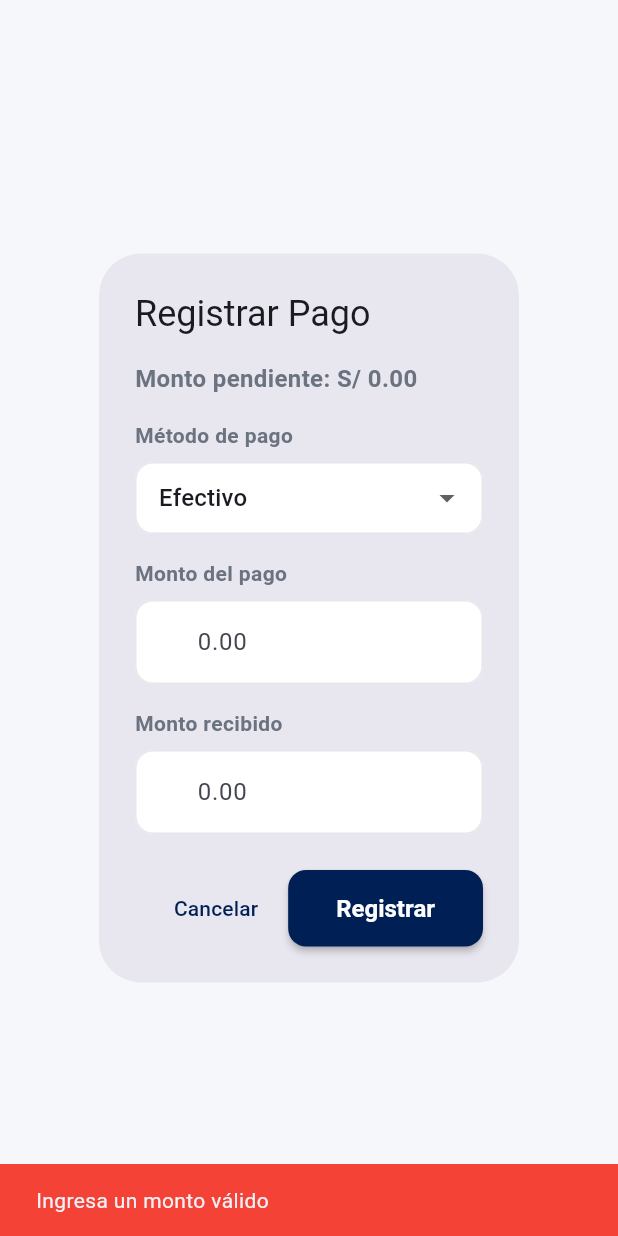
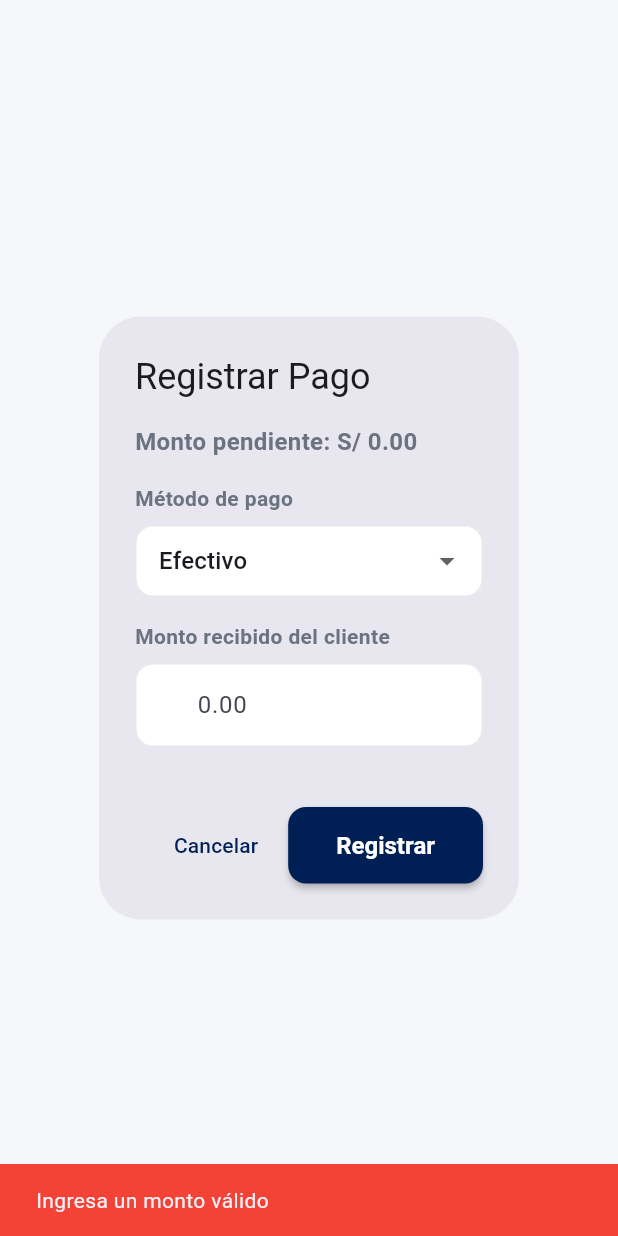
Before and after one commit to 51Jos/CampoRealMadriFC, a Flutter app: the _AddPaymentDialog widget shown alone on an empty page, opened directly with empty values, after a tap on "Registrar", on a phone screen of 412 x 824 dp. Run offline on Flutter 3.47's test engine with Material 3 defaults, Android fonts, the phone set to English and light mode, and no system bars; our stand-ins replace cloud_firestore, dartz, dio, equatable, firebase_auth, firebase_core and 7 more; accounts and stored records are empty.

Commit message:
Refactor: Simplificar registro de pago en efectivo a un solo campo
- Eliminar campo "Monto recibido" separado
- Un solo campo que cambia de label según método de pago
- Para efectivo: "Monto recibido del cliente"
- Para otros: "Monto del pago"
- Calcular vuelto automáticamente si monto > pendiente
- Mostrar mensaje "Vuelto a dar: S/ X.XX"
- Para efectivo: permitir monto mayor al pendiente (se da vuelto)
- Para otros métodos: no permitir monto mayor al pendiente
- Registrar solo el monto pendiente como pago
- Guardar monto recibido y vuelto para efectivo

🤖 Generated with [Claude Code](https://claude.com/claude-code)

Co-Authored-By: Claude <noreply@anthropic.com>

```diff
--- a/lib/features/admin/presentation/pages/admin_booking_detail_page.dart
+++ b/lib/features/admin/presentation/pages/admin_booking_detail_page.dart
@@ -620,13 +620,11 @@ class _AddPaymentDialog extends StatefulWidget {
 class _AddPaymentDialogState extends State<_AddPaymentDialog> {
   PaymentMethod _selectedMethod = PaymentMethod.efectivo;
   final _amountController = TextEditingController();
-  final _cashReceivedController = TextEditingController();
   String? _changeMessage;
 
   @override
   void dispose() {
     _amountController.dispose();
-    _cashReceivedController.dispose();
     super.dispose();
   }
 
@@ -634,12 +632,12 @@ class _AddPaymentDialogState extends State<_AddPaymentDialog> {
     if (_selectedMethod != PaymentMethod.efectivo) return;
 
     final amount = double.tryParse(_amountController.text) ?? 0;
-    final cashReceived = double.tryParse(_cashReceivedController.text) ?? 0;
+    final remaining = widget.booking.remainingBalance;
 
-    if (cashReceived > amount) {
-      final change = cashReceived - amount;
+    if (amount > remaining) {
+      final change = amount - remaining;
       setState(() {
-        _changeMessage = 'Vuelto: S/ ${change.toStringAsFixed(2)}';
+        _changeMessage = 'Vuelto a dar: S/ ${change.toStringAsFixed(2)}';
       });
     } else {
       setState(() {
@@ -661,7 +659,10 @@ class _AddPaymentDialogState extends State<_AddPaymentDialog> {
     }
 
     final remaining = widget.booking.remainingBalance;
-    if (amount > remaining) {
+
+    // Para efectivo, el monto puede ser mayor (se da vuelto)
+    // Para otros métodos, no puede ser mayor al pendiente
+    if (_selectedMethod != PaymentMethod.efectivo && amount > remaining) {
       ScaffoldMessenger.of(context).showSnackBar(
         SnackBar(
           content: Text('El monto no puede ser mayor al pendiente (S/ ${remaining.toStringAsFixed(2)})'),
@@ -673,25 +674,21 @@ class _AddPaymentDialogState extends State<_AddPaymentDialog> {
 
     double? cashReceived;
     double? change;
+    double paymentAmount = amount;
 
     if (_selectedMethod == PaymentMethod.efectivo) {
-      cashReceived = double.tryParse(_cashReceivedController.text);
-      if (cashReceived == null || cashReceived < amount) {
-        ScaffoldMessenger.of(context).showSnackBar(
-          const SnackBar(
-            content: Text('El monto recibido debe ser mayor o igual al monto del pago'),
-            backgroundColor: Colors.red,
-          ),
-        );
-        return;
+      // Si el monto es mayor al pendiente, se registra el pendiente y se calcula vuelto
+      if (amount > remaining) {
+        cashReceived = amount;
+        change = amount - remaining;
+        paymentAmount = remaining; // Solo se registra el monto pendiente como pago
       }
-      change = cashReceived - amount;
     }
 
     final payment = Payment(
       id: DateTime.now().millisecondsSinceEpoch.toString(),
       method: _selectedMethod,
-      amount: amount,
+      amount: paymentAmount,
       timestamp: DateTime.now(),
       cashReceived: cashReceived,
       change: change,
@@ -747,16 +744,18 @@ class _AddPaymentDialogState extends State<_AddPaymentDialog> {
                 setState(() {
                   _selectedMethod = value!;
                   _changeMessage = null;
-                  _cashReceivedController.clear();
+                  _amountController.clear();
                 });
               },
             ),
             const SizedBox(height: 16),
 
             // Monto del pago
-            const Text(
-              'Monto del pago',
-              style: TextStyle(fontWeight: FontWeight.w600),
+            Text(
+              _selectedMethod == PaymentMethod.efectivo
+                ? 'Monto recibido del cliente'
+                : 'Monto del pago',
+              style: const TextStyle(fontWeight: FontWeight.w600),
             ),
             const SizedBox(height: 8),
             TextField(
@@ -773,27 +772,9 @@ class _AddPaymentDialogState extends State<_AddPaymentDialog> {
                 }
               },
             ),
-            const SizedBox(height: 16),
 
-            // Campo adicional para efectivo
-            if (_selectedMethod == PaymentMethod.efectivo) ...[
-              const Text(
-                'Monto recibido',
-                style: TextStyle(fontWeight: FontWeight.w600),
-              ),
-              const SizedBox(height: 8),
-              TextField(
-                controller: _cashReceivedController,
-                keyboardType: const TextInputType.numberWithOptions(decimal: true),
-                decoration: const InputDecoration(
-                  border: OutlineInputBorder(),
-                  prefixText: 'S/ ',
-                  hintText: '0.00',
-                ),
-                onChanged: (_) => _calculateChange(),
-              ),
-
-              if (_changeMessage != null) ...[
+            // Mensaje de vuelto para efectivo
+            if (_selectedMethod == PaymentMethod.efectivo && _changeMessage != null) ...[
               const SizedBox(height: 12),
               Container(
                 padding: const EdgeInsets.all(12),
@@ -806,18 +787,20 @@ class _AddPaymentDialogState extends State<_AddPaymentDialog> {
                   children: [
                     Icon(Icons.info_outline, color: Colors.blue.shade700, size: 20),
                     const SizedBox(width: 8),
-                      Text(
+                    Expanded(
+                      child: Text(
                         _changeMessage!,
                         style: TextStyle(
                           color: Colors.blue.shade900,
                           fontWeight: FontWeight.w600,
                         ),
                       ),
+                    ),
                   ],
                 ),
               ),
             ],
-            ],
+            const SizedBox(height: 16),
           ],
         ),
       ),
```
Lines whose indentation alone changed are shown as unchanged.
